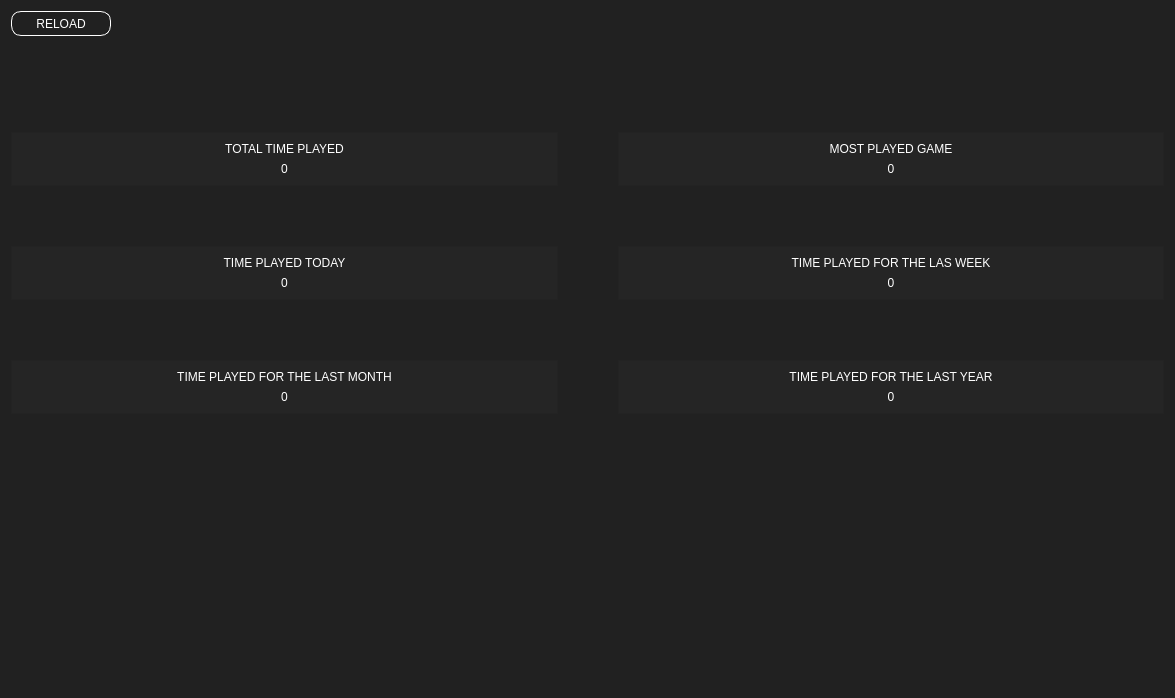
First picture: the form in stats.ui, repository illud/crono, before the edit.
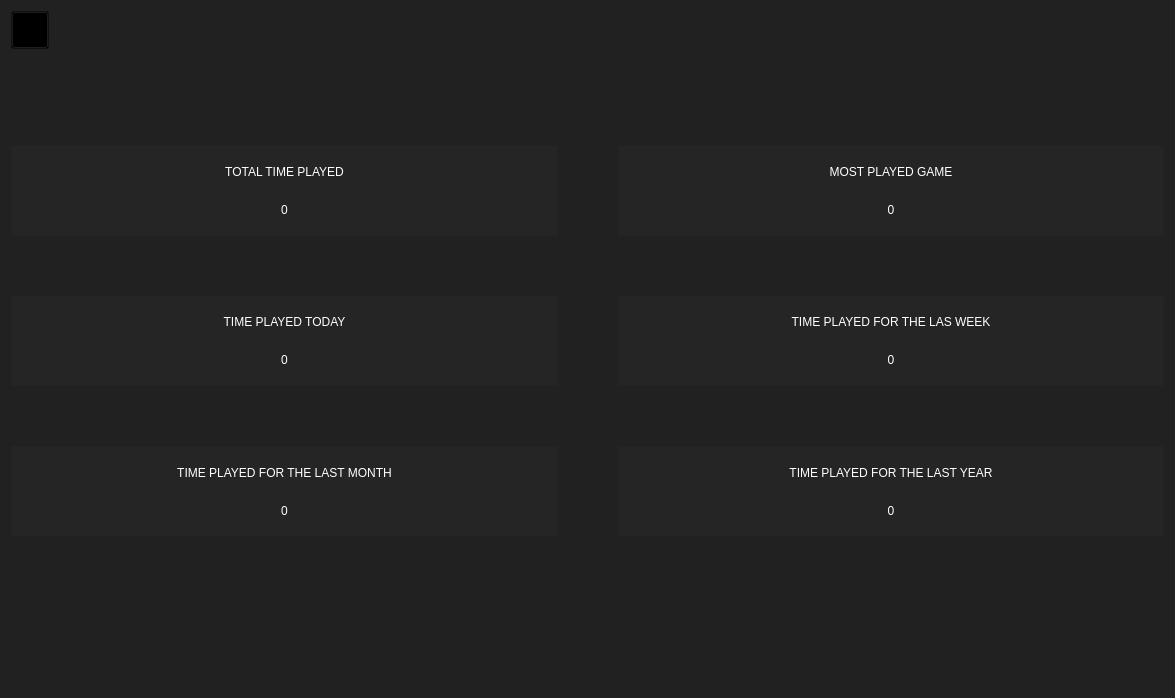
Second picture: the form after the edit. Icons and pictures are not drawn.

```diff
--- a/stats.ui
+++ b/stats.ui
@@ -27,7 +27,7 @@
      </property>
      <property name="minimumSize">
       <size>
-       <width>100</width>
+       <width>25</width>
        <height>25</height>
       </size>
      </property>
@@ -36,13 +36,19 @@
      </property>
      <property name="styleSheet">
       <string notr="true">QPushButton#btnReload { 
+	border-image: url(:/reload.png) strecth ;
+    background-repeat: no-repeat;
+	background-size: 20px 20px;
     background-color:  transparent;
-	font: 900 9pt &quot;Arial Black&quot;;
-	color: rgb(255, 255, 255);
-    border: 1px;
-	border-color: rgb(255, 255, 255);
-	border-style: outset;
-border-radius: 10px;
+ 	width: 30px;
+    height: 30px;
+
+	/*font: 900 9pt &quot;Arial Black&quot;;*/
+	/*color: rgb(255, 255, 255);*/
+    /*border: 1px;*/
+	/*border-color: rgb(255, 255, 255);*/
+	/*border-style: outset;*/
+	/*border-radius: 10px;*/
 }
 
 QPushButton#btnReload:hover{ 
@@ -61,7 +67,7 @@
 </string>
      </property>
      <property name="text">
-      <string>RELOAD</string>
+      <string/>
      </property>
     </widget>
    </item>
@@ -82,7 +88,7 @@
     </spacer>
    </item>
    <item>
-    <layout class="QGridLayout" name="gridLayout" rowstretch="0,0,0,0,0,50" columnminimumwidth="0,0">
+    <layout class="QGridLayout" name="gridLayout" rowstretch="0,0,0,0,0" columnminimumwidth="0,0">
      <property name="sizeConstraint">
       <enum>QLayout::SetDefaultConstraint</enum>
      </property>
```
Left out of the diff: 9 changed lines with no effect on the pictures.
